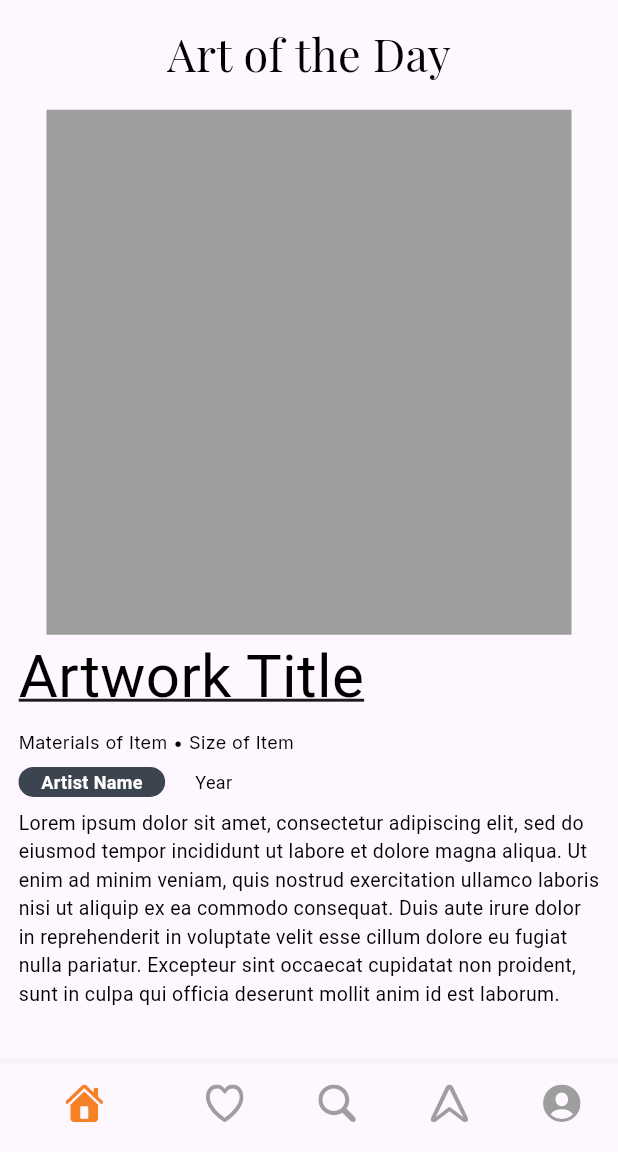
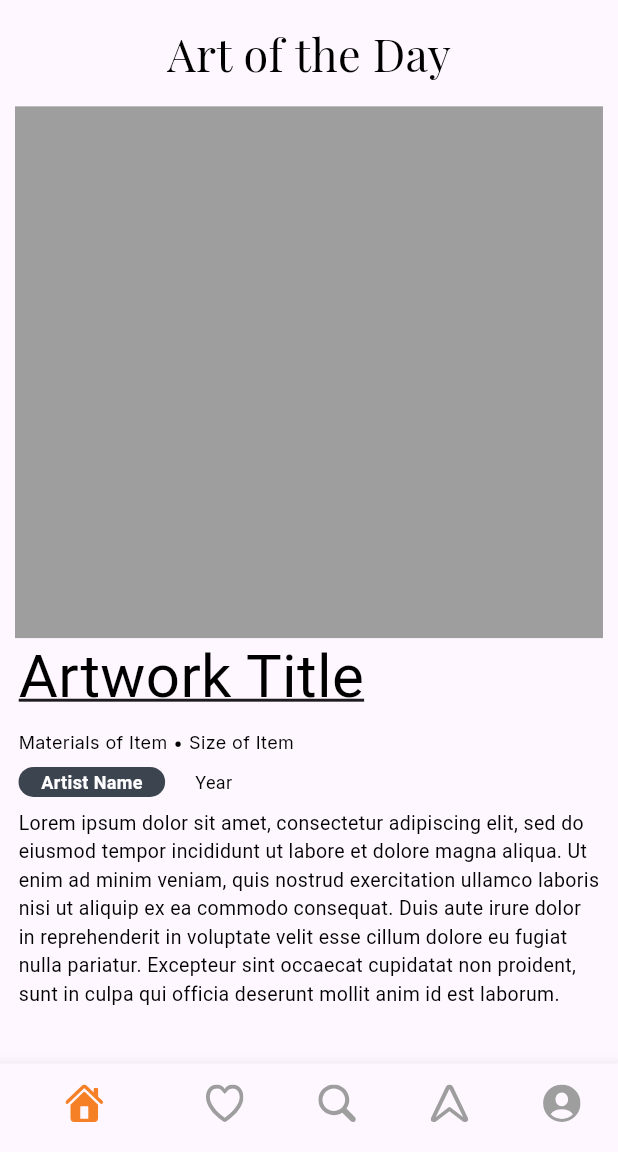
Before and after one commit to javierlinero/artmuseum, a Flutter app: the screen it shows after launch, on a phone screen of 412 x 824 dp, the part 84-1236 px from its top. Run offline on Flutter 3.47's test engine with Material 2 defaults, Android fonts, the phone set to English and light mode, and no system bars; drawn by our look-alikes of auto_size_text; our stand-ins replace another_flutter_splash_screen, appinio_swiper, equatable, flutter_bloc, flutter_native_splash, flutter_svg and 1 more.

Commit message:
Remove formatting constraints on actual container

```diff
--- a/mobile/lib/art_of_the_day/widgets/painting.dart
+++ b/mobile/lib/art_of_the_day/widgets/painting.dart
@@ -13,8 +13,6 @@ class PaintingWidget extends StatelessWidget {
         child: Container(
           alignment: Alignment.center,
           color: Colors.grey,
-          height: 350,
-          width: 350,
         ),
       ),
     );
```
